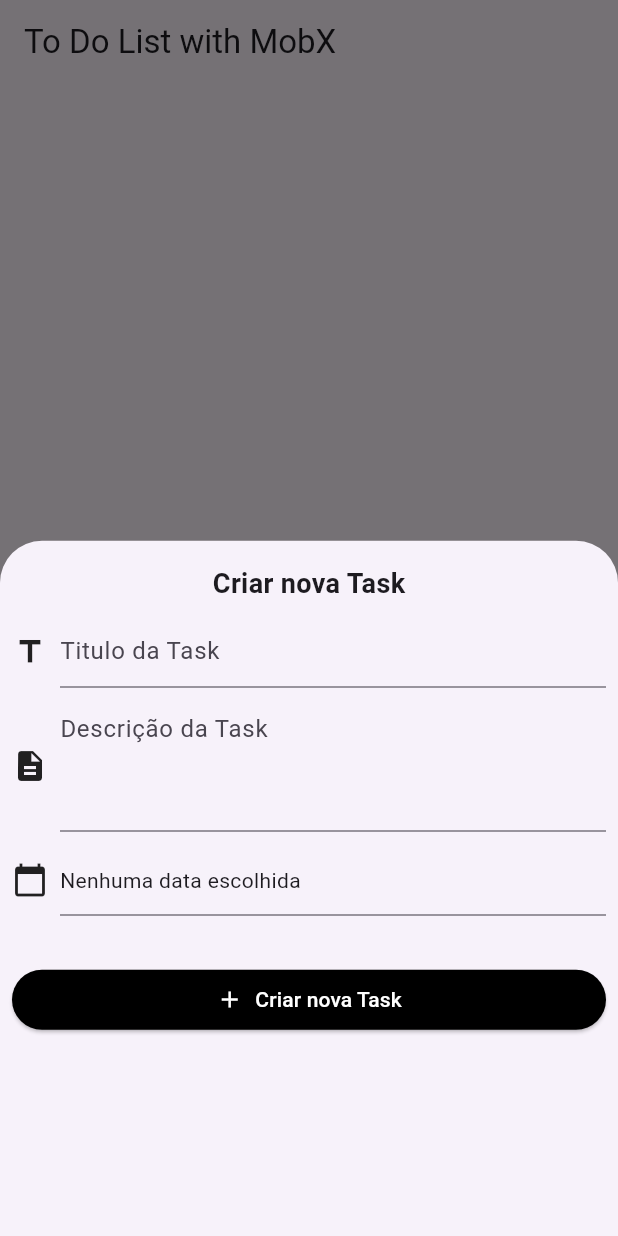
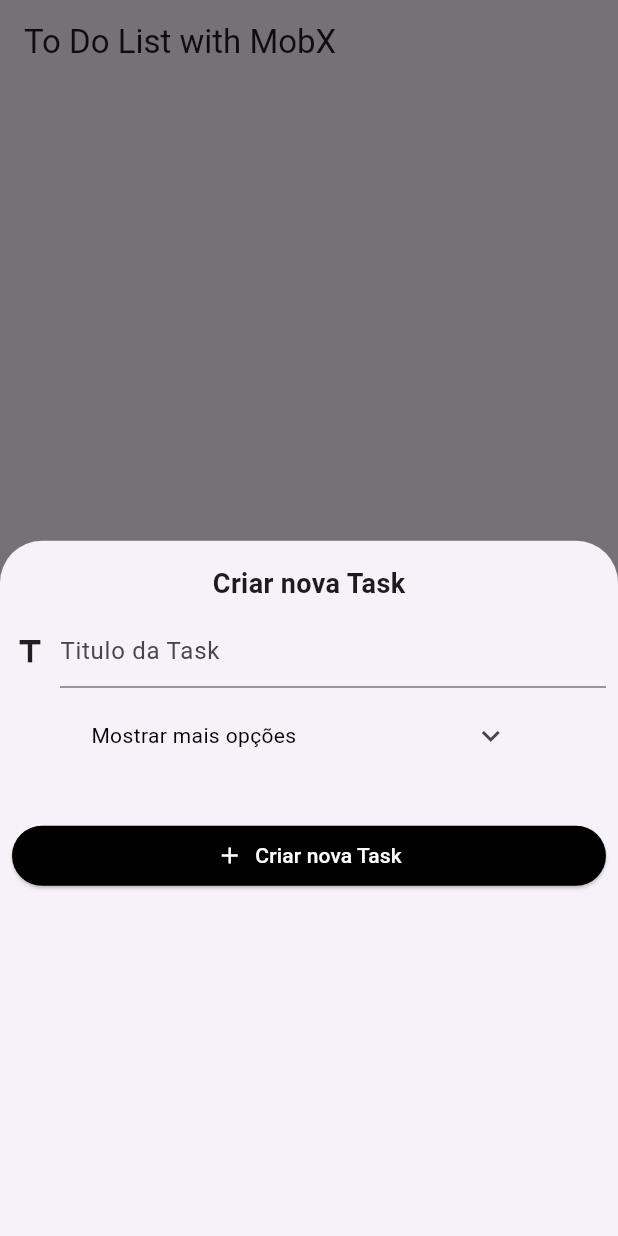
Before and after one commit to ArthurRCastilho/ToDo-MobX-and-Drift, a Flutter app: the screen it shows after launch, after a tap on the "add" icon, on a phone screen of 412 x 824 dp. Run offline on Flutter 3.47's test engine with Material 3 defaults, Android fonts, the phone set to English and light mode, and no system bars; our stand-ins replace drift, drift_flutter, flutter_mobx, flutter_modular, mobx; accounts and stored records are empty; generated files the repository leaves out were written again.

Commit message:
FEAT: Adicionando animação ao modal

```diff
--- a/lib/shared/widgets/modal_new_task.dart
+++ b/lib/shared/widgets/modal_new_task.dart
@@ -1,8 +1,10 @@
 // ignore_for_file: public_member_api_docs, sort_constructors_first
 import 'package:flutter/material.dart';
+import 'package:flutter_mobx/flutter_mobx.dart';
 import 'package:to_do_list_mob_x/presentation/home/viewmodels/home_viewmodel.dart';
+import 'package:to_do_list_mob_x/shared/widgets/more_options_widget.dart';
 
-class ModalNewTask extends StatelessWidget {
+class ModalNewTask extends StatefulWidget {
   const ModalNewTask({
     super.key,
     required this.viewModel,
@@ -17,6 +19,11 @@ class ModalNewTask extends StatelessWidget {
   final TextEditingController descriptionController;
 
   @override
+  State<ModalNewTask> createState() => _ModalNewTaskState();
+}
+
+class _ModalNewTaskState extends State<ModalNewTask> {
+  @override
   Widget build(BuildContext context) {
     DateTime? expireIn;
     return StatefulBuilder(
@@ -24,7 +31,7 @@ class ModalNewTask extends StatelessWidget {
         return Padding(
           padding: const EdgeInsets.all(8.0),
           child: Form(
-            key: formKey,
+            key: widget.formKey,
             child: Column(
               children: [
                 SizedBox(height: 8),
@@ -44,14 +51,8 @@ class ModalNewTask extends StatelessWidget {
                     Icon(Icons.title),
                     Expanded(
                       child: TextFormField(
-                        controller: titleController,
-                        validator: (value) {
-                          if (value == null || value.isEmpty) {
-                            return 'Título é obrigatório';
-                          } else {
-                            return null;
-                          }
-                        },
+                        controller: widget.titleController,
+                        validator: widget.viewModel.titleValidator,
                         decoration: InputDecoration(
                           hintText: 'Titulo da Task',
                         ),
@@ -61,7 +62,19 @@ class ModalNewTask extends StatelessWidget {
                 ),
                 SizedBox(height: 8),
 
-                // Descrição
+                Observer(
+                  builder: (_) {
+                    return AnimatedCrossFade(
+                      duration: Duration(milliseconds: 500),
+                      crossFadeState: widget.viewModel.moreOptions
+                          ? CrossFadeState.showFirst
+                          : CrossFadeState.showSecond,
+                      secondChild: MoreOptionsWidget(widget: widget),
+                      firstChild: Column(
+                        children: [
+                          MoreOptionsWidget(widget: widget),
+                          SizedBox(height: 8),
+
                           Row(
                             spacing: 8,
                             children: [
@@ -70,7 +83,7 @@ class ModalNewTask extends StatelessWidget {
                                 child: TextField(
                                   maxLines: null,
                                   minLines: 3,
-                        controller: descriptionController,
+                                  controller: widget.descriptionController,
                                   decoration: InputDecoration(
                                     hintText: 'Descrição da Task',
                                   ),
@@ -88,7 +101,8 @@ class ModalNewTask extends StatelessWidget {
                               Expanded(
                                 child: InkWell(
                                   onTap: () async {
-                          final DateTime? picked = await showDatePicker(
+                                    final DateTime? picked =
+                                        await showDatePicker(
                                           context: context,
                                           initialDate: DateTime.now(),
                                           firstDate: DateTime.now(),
@@ -102,7 +116,8 @@ class ModalNewTask extends StatelessWidget {
                                   },
                                   child: InputDecorator(
                                     decoration: const InputDecoration(
-                            hintText: "Selecionar validade (opcional)",
+                                      hintText:
+                                          "Selecionar validade (opcional)",
                                       border: UnderlineInputBorder(),
                                     ),
                                     child: Text(
@@ -115,7 +130,10 @@ class ModalNewTask extends StatelessWidget {
                               ),
                               if (expireIn != null)
                                 IconButton(
-                        icon: const Icon(Icons.clear, color: Colors.red),
+                                  icon: const Icon(
+                                    Icons.clear,
+                                    color: Colors.red,
+                                  ),
                                   onPressed: () {
                                     setModalState(() {
                                       expireIn = null;
@@ -124,7 +142,13 @@ class ModalNewTask extends StatelessWidget {
                                 ),
                             ],
                           ),
+                        ],
+                      ),
+                    );
+                  },
+                ),
 
+                // Descrição
                 SizedBox(height: 32),
 
                 ElevatedButton(
@@ -143,16 +167,17 @@ class ModalNewTask extends StatelessWidget {
                     ],
                   ),
                   onPressed: () {
-                    if (formKey.currentState!.validate()) {
-                      viewModel.addTask(
-                        titleController.text,
-                        description: descriptionController.text.isEmpty
+                    if (widget.formKey.currentState!.validate()) {
+                      widget.viewModel.addTask(
+                        widget.titleController.text,
+                        description:
+                            widget.descriptionController.text.isEmpty
                             ? null
-                            : descriptionController.text,
+                            : widget.descriptionController.text,
                         expireIn: expireIn,
                       );
-                      titleController.clear();
-                      descriptionController.clear();
+                      widget.titleController.clear();
+                      widget.descriptionController.clear();
                       expireIn = null;
                       Navigator.pop(context);
                     }
--- /dev/null
+++ b/lib/shared/widgets/more_options_widget.dart
@@ -0,0 +1,36 @@
+// ignore_for_file: public_member_api_docs, sort_constructors_first
+import 'package:flutter/material.dart';
+
+import 'package:to_do_list_mob_x/shared/widgets/modal_new_task.dart';
+
+class MoreOptionsWidget extends StatelessWidget {
+  const MoreOptionsWidget({super.key, required this.widget});
+
+  final ModalNewTask widget;
+
+  @override
+  Widget build(BuildContext context) {
+    return InkWell(
+      onTap: widget.viewModel.expandedMoreOptions,
+      child: Row(
+        mainAxisAlignment: MainAxisAlignment.spaceAround,
+        children: [
+          Text(
+            'Mostrar mais opções',
+            style: TextStyle(
+              color: widget.viewModel.moreOptions
+                  ? Colors.green
+                  : Colors.black,
+            ),
+          ),
+          IconButton(
+            onPressed: widget.viewModel.expandedMoreOptions,
+            icon: widget.viewModel.moreOptions
+                ? Icon(Icons.expand_less)
+                : Icon(Icons.expand_more),
+          ),
+        ],
+      ),
+    );
+  }
+}
```
Also changed, not shown: lib/presentation/home/viewmodels/home_viewmodel.dart (+14 -0 lines), lib/presentation/home/viewmodels/home_viewmodel.g.dart. Lines whose indentation alone changed are shown as unchanged.
